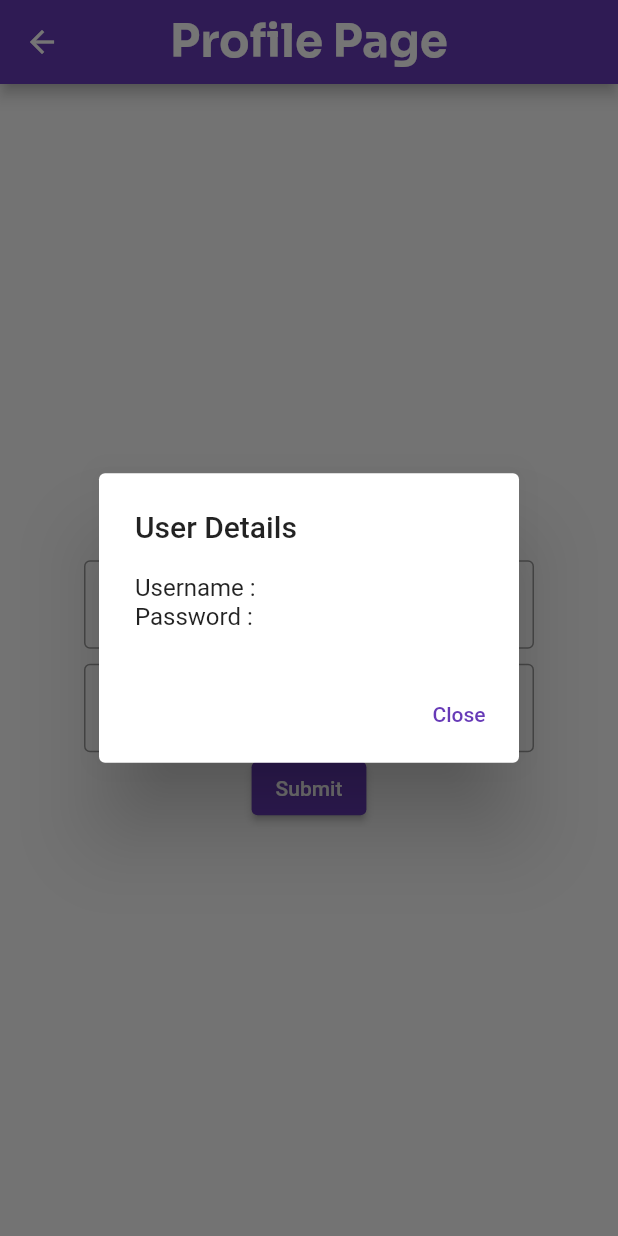
After one commit to Bharath-OS/Flutter_Forms, a Flutter app: the ProfilePage screen opened directly, after a tap on "Submit", on a phone screen of 412 x 824 dp. The commit adds this screen. Run offline on Flutter 3.47's test engine with Material 3 defaults, Android fonts, the phone set to English and light mode, and no system bars.

Commit message:
Basic Profile section

```diff
--- a/lib/main.dart
+++ b/lib/main.dart
@@ -3,6 +3,7 @@
 import 'package:flutter/material.dart';
 import 'package:week_10_flutter/checkbox.dart';
 import 'package:week_10_flutter/datepicker.dart';
+import 'package:week_10_flutter/profile.dart';
 import 'package:week_10_flutter/sliders.dart';
 import 'package:week_10_flutter/switch.dart';
 import 'package:week_10_flutter/textfiled.dart';
@@ -166,6 +167,13 @@ class HomePage extends StatelessWidget {
                 ),
                 child: Text("Go to Time and Date picker Example Page"),
               ),
+              ElevatedButton(
+                onPressed: () => Navigator.push(
+                  context,
+                  MaterialPageRoute(builder: (ctx) => ProfilePage()),
+                ),
+                child: Text("Go to Profile Page"),
+              ),
             ],
           ),
         ),
--- /dev/null
+++ b/lib/profile.dart
@@ -0,0 +1,82 @@
+import 'package:flutter/material.dart';
+
+class ProfilePage extends StatefulWidget {
+  const ProfilePage({super.key});
+
+  @override
+  State<ProfilePage> createState() => _ProfilePageState();
+}
+
+class _ProfilePageState extends State<ProfilePage> {
+  final _username = TextEditingController();
+  final _password = TextEditingController();
+
+  @override
+  Widget build(BuildContext context) {
+    return Scaffold(
+      appBar: AppBar(title: Text("Profile Page")),
+      body: SafeArea(
+        child: Center(
+          child: Column(
+            mainAxisAlignment: MainAxisAlignment.center,
+            children: [
+              Text(
+                "User Data Collection Form",
+                style: TextStyle(fontSize: 20, fontWeight: FontWeight.bold),
+              ),
+              SizedBox(height: 20),
+              SizedBox(
+                width: 300,
+                child: Form(
+                  child: Column(
+                    children: [
+                      //User name field
+                      TextFormField(
+                        controller: _username,
+                        decoration: InputDecoration(
+                          border: OutlineInputBorder(),
+                          labelText: "Username",
+                        ),
+                      ),
+                      SizedBox(height: 10),
+
+                      //Password field
+                      TextFormField(
+                        controller: _password,
+                        obscureText: true,
+                        decoration: InputDecoration(
+                          border: OutlineInputBorder(),
+                          labelText: "Password",
+                        ),
+                      ),
+
+                      ElevatedButton(
+                        onPressed: () {
+                          showDialog(
+                            context: context,
+                            builder: (context) {
+                              return AlertDialog(
+                                title: Text("User Details"),
+                                content: Text(
+                                  "Username : ${_username.text}\nPassword : ${_password.text}",
+                                ),
+                                actions: [
+                                  TextButton(onPressed: (){Navigator.pop(context);}, child: Text("Close"))
+                                ],
+                              );
+                            },
+                          );
+                        },
+                        child: Text("Submit"),
+                      ),
+                    ],
+                  ),
+                ),
+              ),
+            ],
+          ),
+        ),
+      ),
+    );
+  }
+}
```
